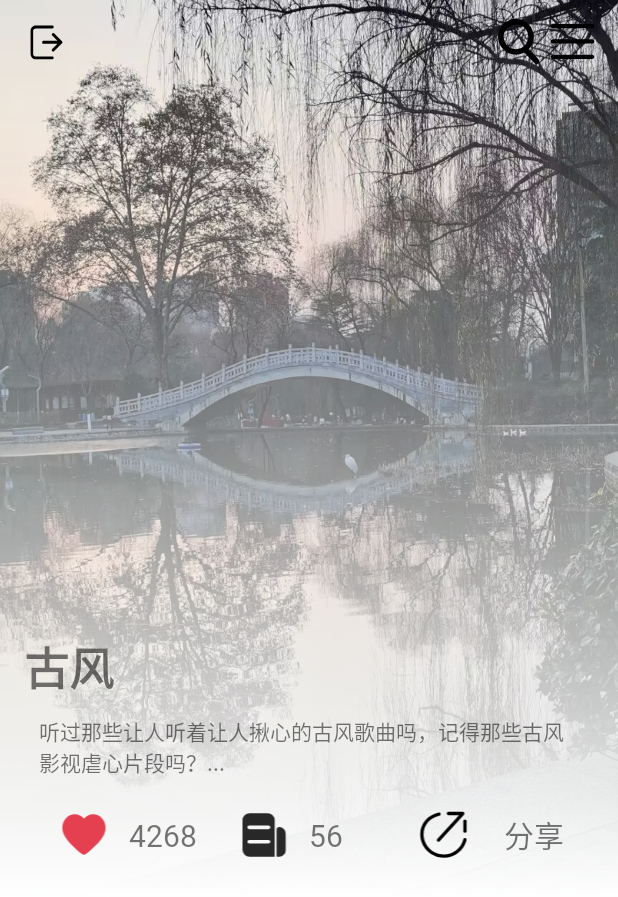
After one commit to wind-know/Fake_qqmusic, an Android app: the layout activity_music_list.xml on its own in the app's theme, with its tools: preview values and no code run, on a phone screen of 412 x 824 dp. The commit adds this screen. Shown: the top 897 px of the screen. Run offline under Robolectric (Android 15) with nearby library versions, the phone set to English and light mode, and no system bars.

Commit message:
add-musiclist

```diff
--- a/app/src/main/java/com/example/fakeqqmusic/ui/WelcomeActivity.java
+++ b/app/src/main/java/com/example/fakeqqmusic/ui/WelcomeActivity.java
@@ -74,7 +74,6 @@ public class WelcomeActivity extends AppCompatActivity {
     @Override
     protected void onCreate(@Nullable Bundle savedInstanceState) {
         ImmersiveStatusBarUtil.transparentBar(this, false);
-
         super.onCreate(savedInstanceState);
         binding = ActivityWelcomeBinding.inflate(getLayoutInflater());
         setContentView(binding.getRoot());
@@ -127,7 +126,6 @@ public class WelcomeActivity extends AppCompatActivity {
         if (tv_line != null) tv_line = null;
         if (tv_time != null) tv_time = null;
         if (mUIRootLayout != null) mUIRootLayout = null;
-
     }
 
     @Override
--- a/app/src/main/java/com/example/fakeqqmusic/ui/musicplay/MusicActivity.java
+++ b/app/src/main/java/com/example/fakeqqmusic/ui/musicplay/MusicActivity.java
@@ -40,6 +40,7 @@ import com.example.fakeqqmusic.base.adapter.starAdapter;
 import com.example.fakeqqmusic.base.myview.BackgourndAnimationRelativeLayout;
 import com.example.fakeqqmusic.base.myview.DiscView;
 import com.example.fakeqqmusic.base.network.musicData;
+import com.example.fakeqqmusic.base.welcome.ImmersiveStatusBarUtil;
 import com.example.fakeqqmusic.databinding.ActivityMusicBinding;
 import com.example.fakeqqmusic.service.MusicService;
 import com.google.android.material.bottomsheet.BottomSheetDialog;
@@ -81,6 +82,7 @@ public class MusicActivity extends AppCompatActivity implements DiscView.IPlayIn
 
     @Override
     protected void onCreate(Bundle savedInstanceState) {
+        ImmersiveStatusBarUtil.transparentBar(this, false);
         super.onCreate(savedInstanceState);
         binding = ActivityMusicBinding.inflate(getLayoutInflater()); // 使用ViewBinding初始化
         setContentView(binding.getRoot());
--- /dev/null
+++ b/app/src/main/res/drawable/icon_more.xml
@@ -0,0 +1,10 @@
+<vector xmlns:android="http://schemas.android.com/apk/res/android"
+    android:width="24dp"
+    android:height="24dp"
+    android:viewportWidth="1024"
+    android:viewportHeight="1024">
+
+    <path
+        android:fillColor="#000000"
+        android:pathData="M66.488889 211.781818h891.022222c28.198788 0 50.980202 -22.238384 50.980202 -49.648485 0 -27.397172 -22.768485 -49.648485 -50.980202 -49.648485H66.488889C38.341818 112.484848 15.508687 134.723232 15.508687 162.133333s22.833131 49.648485 50.980202 49.648485z m891.009293 248.242424H66.488889C38.277172 460.024242 15.508687 482.262626 15.508687 509.672727s22.768485 49.648485 50.980202 49.648485h891.022222c28.198788 0 50.980202 -22.238384 50.980202 -49.648485 -0.012929 -27.410101 -22.923636 -49.648485 -50.993131 -49.648485z m0 351.63798H66.488889c-28.134141 0 -50.980202 22.238384 -50.980202 49.648485s22.833131 49.648485 50.980202 49.648485h891.022222c28.198788 0 50.980202 -22.238384 50.980202 -49.648485 -0.012929 -27.397172 -22.781414 -49.648485 -50.993131 -49.648485z m0 0" />
+</vector>
--- /dev/null
+++ b/app/src/main/res/drawable/icon_search.xml
@@ -0,0 +1,14 @@
+<vector xmlns:android="http://schemas.android.com/apk/res/android"
+    android:width="24dp"
+    android:height="24dp"
+    android:viewportWidth="1024"
+    android:viewportHeight="1024">
+
+    <path
+        android:fillColor="@color/black"
+        android:pathData="M430.829268 124.878049c156.097561 0 280.97561 124.878049 280.97561 280.97561s-124.878049 280.97561 -280.97561 280.97561 -280.97561 -124.878049 -280.97561 -280.97561S280.97561 124.878049 430.829268 124.878049M430.829268 0c-224.780488 0 -405.853659 181.073171 -405.853659 405.853659s181.073171 405.853659 405.853659 405.853659 405.853659 -181.073171 405.853659 -405.853659S655.609756 0 430.829268 0L430.829268 0z" />
+
+    <path
+        android:fillColor="@color/black"
+        android:pathData="M674.341463 661.853659c-12.487805 0 -24.97561 6.243902 -31.219512 12.487805L624.390244 699.317073c-18.731707 18.731707 -18.731707 49.95122 0 68.682927l243.512195 243.512195c6.243902 6.243902 18.731707 12.487805 31.219512 12.487805 12.487805 0 24.97561 -6.243902 31.219512 -12.487805l18.731707 -18.731707c18.731707 -18.731707 18.731707 -49.95122 0 -68.682927l-243.512195 -243.512195C699.317073 668.097561 686.829268 661.853659 674.341463 661.853659L674.341463 661.853659z" />
+</vector>
--- /dev/null
+++ b/app/src/main/res/drawable/shape_whiite.xml
@@ -0,0 +1,8 @@
+<?xml version="1.0" encoding="utf-8"?>
+<shape xmlns:android="http://schemas.android.com/apk/res/android"
+    android:shape="rectangle">
+    <gradient
+        android:startColor="#00FFFFFF"
+        android:endColor="#FFFFFFFF"
+        android:angle="270" />
+</shape>
--- a/app/src/main/res/layout/activity_main.xml
+++ b/app/src/main/res/layout/activity_main.xml
@@ -5,6 +5,7 @@
     android:id="@+id/container"
     android:layout_width="match_parent"
     android:layout_height="match_parent"
+    android:fitsSystemWindows="true"
     android:paddingTop="20dp">
 
     <com.google.android.material.bottomnavigation.BottomNavigationView
--- /dev/null
+++ b/app/src/main/res/layout/activity_music_list.xml
@@ -0,0 +1,174 @@
+<?xml version="1.0" encoding="utf-8"?>
+<androidx.coordinatorlayout.widget.CoordinatorLayout xmlns:android="http://schemas.android.com/apk/res/android"
+    xmlns:tools="http://schemas.android.com/tools"
+    xmlns:app="http://schemas.android.com/apk/res-auto"
+    android:id="@+id/main"
+    android:layout_width="match_parent"
+    android:layout_height="match_parent"
+    android:fitsSystemWindows="true"
+    tools:context=".MusicListActivity">
+
+    <com.google.android.material.appbar.AppBarLayout
+        android:id="@+id/appBarLayout"
+        android:layout_width="match_parent"
+        android:layout_height="600dp">
+        <com.google.android.material.appbar.CollapsingToolbarLayout
+            android:id="@+id/collapsing"
+            app:layout_scrollFlags="scroll|exitUntilCollapsed"
+            android:layout_width="match_parent"
+            android:layout_height="match_parent">
+            <!-- 沉浸式 -->
+            <!-- app:layout_scrollFlags="scroll|enterAlways|enterAlwaysCollapsed" -->
+
+            <ImageView
+                android:id="@+id/imageView"
+                app:layout_collapseMode="parallax"
+                android:layout_width="match_parent"
+                android:layout_height="match_parent"
+                android:scaleType="centerCrop"
+                android:src="@drawable/aaa"
+                android:foreground="@drawable/shape_whiite"/>
+
+            <androidx.appcompat.widget.Toolbar
+                android:id="@+id/toolbar"
+                app:layout_collapseMode="pin"
+                android:layout_width="match_parent"
+                android:background="@null"
+                android:layout_height="?attr/actionBarSize">
+
+                <ImageView
+                    android:id="@+id/back"
+                    android:layout_width="30dp"
+                    android:layout_height="30dp"
+                    android:src="@drawable/icon_out"
+                    android:layout_gravity="start" />
+
+                <TextView
+                    android:id="@+id/title"
+                    android:layout_width="match_parent"
+                    android:layout_weight="1"
+                    android:layout_height="wrap_content"
+                    android:autoSizeTextType="uniform"
+                    android:autoSizeMinTextSize="12sp"
+                    android:autoSizeMaxTextSize="20sp"
+                    android:autoSizeStepGranularity="2sp"
+                    android:textStyle="bold"
+                    android:padding="5dp"
+                    android:layout_marginEnd="20dp"
+                    android:gravity="center" />
+
+                <ImageView
+                    android:id="@+id/img_right_1"
+                    android:layout_width="30dp"
+                    android:layout_height="30dp"
+                    android:src="@drawable/icon_more"
+                    android:layout_gravity="end"
+                    android:layout_marginEnd="15dp" />
+
+                <ImageView
+                    android:id="@+id/img_right_2"
+                    android:layout_width="30dp"
+                    android:layout_height="30dp"
+                    android:src="@drawable/icon_search"
+                    android:layout_gravity="end"
+                    android:layout_marginEnd="5dp" /> <!-- 可以根据需要设置两个图片之间的间距 -->
+
+            </androidx.appcompat.widget.Toolbar>
+
+
+            <LinearLayout
+                android:id="@+id/bottom_content"
+                android:layout_width="match_parent"
+                android:layout_height="wrap_content"
+                android:orientation="vertical"
+                android:padding="16dp"
+                android:layout_gravity="bottom"
+                app:layout_collapseMode="none">
+                <TextView
+                    android:id="@+id/title1"
+                    android:layout_width="wrap_content"
+                    android:layout_height="wrap_content"
+                    android:textSize="30sp"
+                    android:textStyle="bold"
+                    android:text="古风" />
+
+                <!-- 简介部分 -->
+                <LinearLayout
+                    android:layout_width="match_parent"
+                    android:layout_height="wrap_content"
+                    android:orientation="horizontal"
+                    android:padding="10dp"
+                    android:weightSum="1"> <!-- 这里只有一个TextView，所以weightSum设为1 -->
+
+                    <TextView
+                        android:layout_width="0dp"
+                        android:layout_height="wrap_content"
+                        android:layout_weight="1"
+                        android:text="听过那些让人听着让人揪心的古风歌曲吗，记得那些古风影视虐心片段吗？..." />
+                </LinearLayout>
+
+                <LinearLayout
+                    android:layout_width="match_parent"
+                    android:layout_height="wrap_content"
+                    android:orientation="horizontal"
+                    android:padding="10dp"
+                    android:weightSum="6">
+                    <ImageView
+                        android:layout_width="0dp"
+                        android:layout_height="35dp"
+                        android:layout_weight="1"
+                        android:src="@drawable/icon_nice_red" />
+
+                    <TextView
+                        android:layout_width="0dp"
+                        android:layout_height="35dp"
+                        android:layout_weight="1"
+                        android:textSize="20sp"
+                    android:text="4268" />
+
+                    <ImageView
+                        android:layout_width="0dp"
+                        android:layout_height="35dp"
+                        android:layout_weight="1"
+                        android:src="@drawable/icon_shequ" />
+
+                    <TextView
+                        android:layout_width="0dp"
+                        android:layout_height="35dp"
+                        android:layout_weight="1"
+                        android:textSize="20sp"
+                        android:text="56" />
+
+                    <ImageView
+                        android:layout_width="0dp"
+                        android:layout_height="35dp"
+                        android:layout_weight="1"
+                        android:src="@drawable/icon_share" />
+
+                    <TextView
+                        android:layout_width="0dp"
+                        android:layout_height="35dp"
+                        android:layout_weight="1"
+                        android:gravity="center"
+                        android:textSize="20sp"
+                        android:text="分享" />
+                </LinearLayout>
+            </LinearLayout>
+        </com.google.android.material.appbar.CollapsingToolbarLayout>
+    </com.google.android.material.appbar.AppBarLayout>
+
+    <androidx.core.widget.NestedScrollView
+        android:layout_width="match_parent"
+        android:layout_height="match_parent"
+        app:layout_behavior="@string/appbar_scrolling_view_behavior">
+
+        <androidx.recyclerview.widget.RecyclerView
+            android:id="@+id/recyclerView"
+            android:layout_width="match_parent"
+            android:layout_height="match_parent"
+            android:padding="16dp" />
+
+    </androidx.core.widget.NestedScrollView>
+
+
+</androidx.coordinatorlayout.widget.CoordinatorLayout>
```
Also changed, not shown: app/src/main/AndroidManifest.xml (+5 -4 lines), app/src/main/java/com/example/fakeqqmusic/MusicListActivity.java (added, +157 -0 lines), app/src/main/java/com/example/fakeqqmusic/base/adapter/musiclistAdapter.java (+6 -1 lines), app/src/main/java/com/example/fakeqqmusic/base/adapter/starAdapter.java (+6 -1 lines), app/src/main/java/com/example/fakeqqmusic/ui/MainActivity.java (+19 -7 lines).
